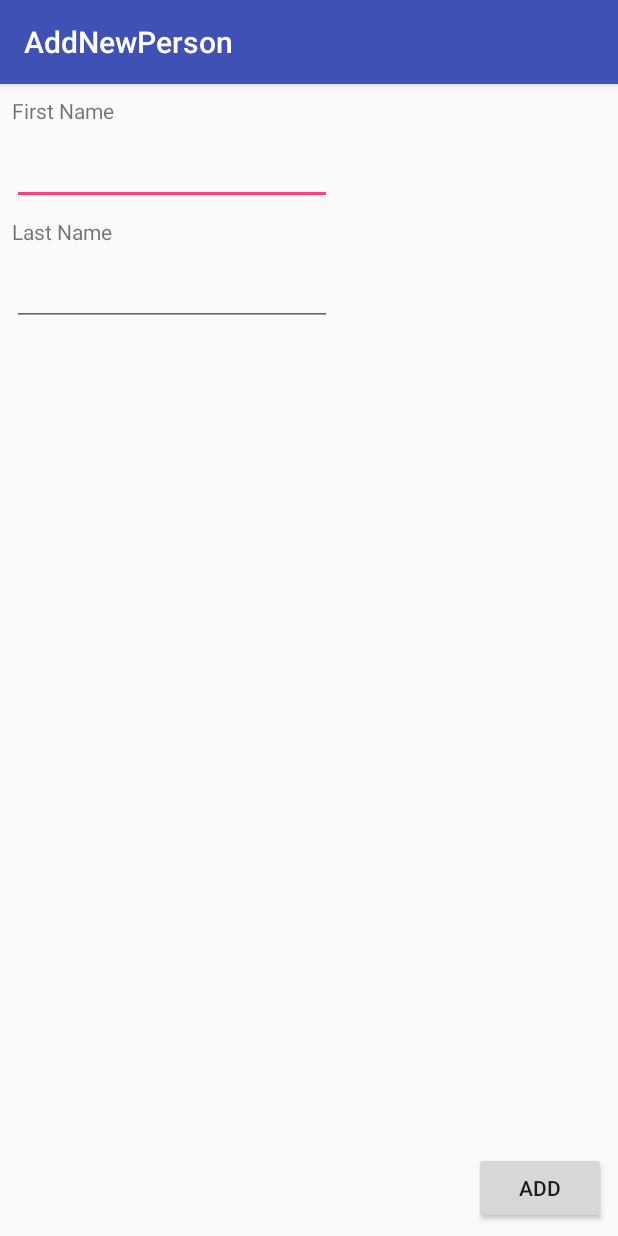
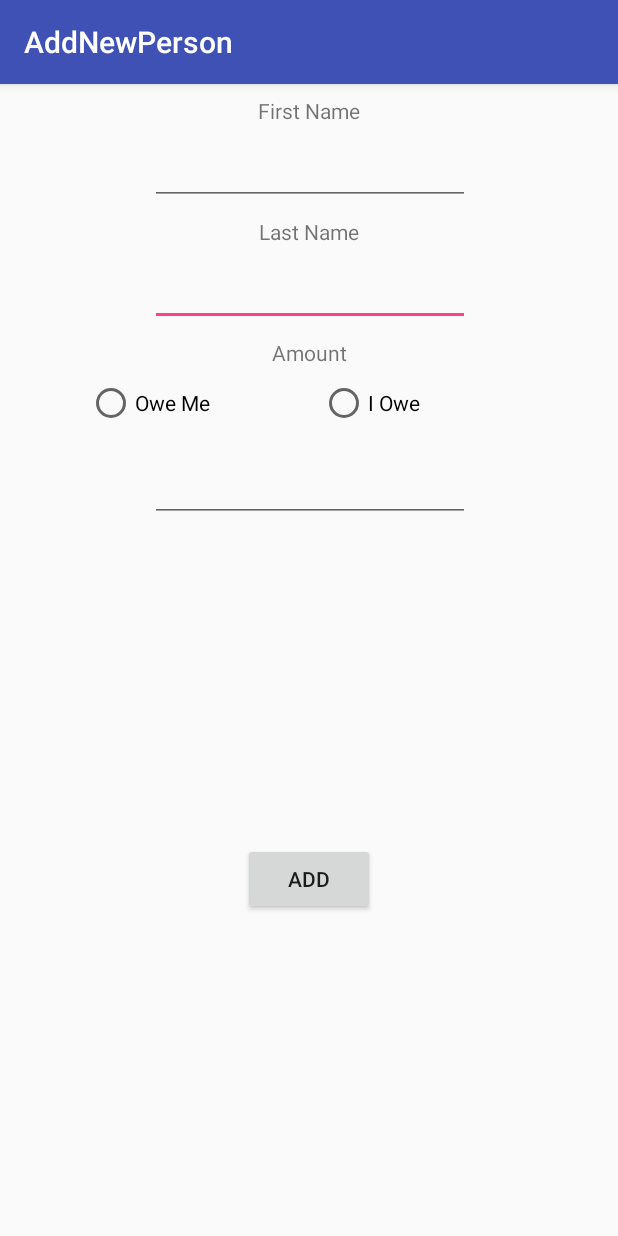
Before and after one commit to Ananthan-K/Split, an Android app: the AddNewPerson screen opened directly, with no data from a screen before it, on a phone screen of 412 x 824 dp. Run offline under Robolectric (Android 15) with nearby library versions, the phone set to English and light mode, and no system bars.

Commit message:
new button on main page to navigate to add person and amount option on add person activity

```diff
--- a/app/src/main/java/com/example/cocoabutter/split/ActiveTransactions.java
+++ b/app/src/main/java/com/example/cocoabutter/split/ActiveTransactions.java
@@ -29,7 +29,7 @@ public class ActiveTransactions extends AppCompatActivity {
         List<Person> myDataset = new ArrayList<>();
         myDataset.add(new Person("Harry", "Potter"));
         myDataset.add(new Person("Ronald", "Weasley"));
-        myDataset.add(new Person("Harmione", "Granger"));
+        myDataset.add(new Person("Hermione", "Granger"));
         myDataset.add(new Person("Fred", "Weasley"));
         myDataset.add(new Person("George", "Weasley"));
         myDataset.add(new Person("Ginny", "Weasley"));
--- a/app/src/main/java/com/example/cocoabutter/split/MainActivity.java
+++ b/app/src/main/java/com/example/cocoabutter/split/MainActivity.java
@@ -34,6 +34,11 @@ public class MainActivity extends AppCompatActivity {
         startActivity(intent);
     }
 
+    public void addNew(View view){
+        Intent intent = new Intent(this, AddNewPerson.class);
+        startActivity(intent);
+    }
+
     @Override
     public boolean onCreateOptionsMenu(Menu menu) {
         // Inflate the menu; this adds items to the action bar if it is present.
--- a/app/src/main/res/layout/content_add_new_person.xml
+++ b/app/src/main/res/layout/content_add_new_person.xml
@@ -12,9 +12,11 @@
         android:id="@+id/textView"
         android:layout_width="wrap_content"
         android:layout_height="wrap_content"
+        android:layout_marginEnd="8dp"
         android:layout_marginStart="8dp"
         android:layout_marginTop="8dp"
         android:text="@string/first_name"
+        app:layout_constraintEnd_toEndOf="parent"
         app:layout_constraintStart_toStartOf="parent"
         app:layout_constraintTop_toTopOf="parent" />
 
@@ -22,33 +24,42 @@
         android:id="@+id/editText"
         android:layout_width="wrap_content"
         android:layout_height="wrap_content"
+        android:layout_marginEnd="8dp"
         android:layout_marginStart="8dp"
         android:layout_marginTop="8dp"
         android:ems="10"
         android:inputType="textPersonName"
+        app:layout_constraintEnd_toEndOf="parent"
+        app:layout_constraintHorizontal_bias="0.503"
         app:layout_constraintStart_toStartOf="parent"
-        app:layout_constraintTop_toBottomOf="@+id/textView" />
+        app:layout_constraintTop_toBottomOf="@+id/textView2" />
 
     <TextView
         android:id="@+id/textView2"
         android:layout_width="wrap_content"
         android:layout_height="wrap_content"
+        android:layout_marginEnd="8dp"
         android:layout_marginStart="8dp"
         android:layout_marginTop="8dp"
         android:text="@string/last_name"
+        app:layout_constraintEnd_toEndOf="parent"
+        app:layout_constraintHorizontal_bias="0.501"
         app:layout_constraintStart_toStartOf="parent"
-        app:layout_constraintTop_toBottomOf="@+id/editText" />
+        app:layout_constraintTop_toBottomOf="@+id/editText3" />
 
     <EditText
         android:id="@+id/editText2"
         android:layout_width="wrap_content"
         android:layout_height="wrap_content"
+        android:layout_marginEnd="8dp"
         android:layout_marginStart="8dp"
         android:layout_marginTop="8dp"
         android:ems="10"
         android:inputType="textPersonName"
+        app:layout_constraintEnd_toEndOf="parent"
+        app:layout_constraintHorizontal_bias="0.503"
         app:layout_constraintStart_toStartOf="parent"
-        app:layout_constraintTop_toBottomOf="@+id/textView2" />
+        app:layout_constraintTop_toBottomOf="@+id/radioGroup" />
 
     <Button
         android:id="@+id/button4"
@@ -56,8 +67,74 @@
         android:layout_height="wrap_content"
         android:layout_marginBottom="8dp"
         android:layout_marginEnd="8dp"
+        android:layout_marginStart="8dp"
+        android:layout_marginTop="8dp"
         android:onClick="onFinish"
         android:text="Add"
         app:layout_constraintBottom_toBottomOf="parent"
-        app:layout_constraintEnd_toEndOf="parent" />
+        app:layout_constraintEnd_toEndOf="parent"
+        app:layout_constraintStart_toStartOf="parent"
+        app:layout_constraintTop_toBottomOf="@+id/editText2" />
+
+    <TextView
+        android:id="@+id/textView3"
+        android:layout_width="wrap_content"
+        android:layout_height="wrap_content"
+        android:layout_marginEnd="8dp"
+        android:layout_marginStart="8dp"
+        android:layout_marginTop="8dp"
+        android:text="@string/amount"
+        app:layout_constraintEnd_toEndOf="parent"
+        app:layout_constraintHorizontal_bias="0.501"
+        app:layout_constraintStart_toStartOf="parent"
+        app:layout_constraintTop_toBottomOf="@+id/editText" />
+
+    <EditText
+        android:id="@+id/editText3"
+        android:layout_width="wrap_content"
+        android:layout_height="wrap_content"
+        android:layout_marginEnd="8dp"
+        android:layout_marginStart="8dp"
+        android:layout_marginTop="8dp"
+        android:ems="10"
+        android:inputType="numberDecimal"
+        app:layout_constraintEnd_toEndOf="parent"
+        app:layout_constraintHorizontal_bias="0.503"
+        app:layout_constraintStart_toStartOf="parent"
+        app:layout_constraintTop_toBottomOf="@+id/textView" />
+
+    <RadioGroup
+        android:id="@+id/radioGroup"
+        android:layout_width="296dp"
+        android:layout_height="42dp"
+        android:layout_marginEnd="8dp"
+        android:layout_marginStart="8dp"
+        android:layout_marginTop="8dp"
+        android:addStatesFromChildren="false"
+        android:orientation="horizontal"
+        app:layout_constraintEnd_toEndOf="parent"
+        app:layout_constraintStart_toStartOf="parent"
+        app:layout_constraintTop_toBottomOf="@+id/textView3">
+
+        <RadioButton
+            android:id="@+id/radioButton2"
+            android:layout_width="wrap_content"
+            android:layout_height="wrap_content"
+            android:layout_weight="1"
+            android:text="Owe Me" />
+
+        <RadioButton
+            android:id="@+id/radioButton"
+            android:layout_width="wrap_content"
+            android:layout_height="wrap_content"
+            android:layout_weight="1"
+            android:text="I Owe"></RadioButton>
+            <!--android:layout_marginEnd="8dp"-->
+            <!--android:layout_marginStart="8dp"-->
+            <!--android:layout_marginTop="8dp"-->
+            <!--app:layout_constraintEnd_toEndOf="parent"-->
+            <!--app:layout_constraintHorizontal_bias="0.501"-->
+            <!--app:layout_constraintStart_toStartOf="parent"-->
+            <!--app:layout_constraintTop_toBottomOf="@+id/textView3" />-->
+    </RadioGroup>
 </android.support.constraint.ConstraintLayout>
--- a/app/src/main/res/values/strings.xml
+++ b/app/src/main/res/values/strings.xml
@@ -1,10 +1,11 @@
 <resources>
     <string name="app_name">Split</string>
     <string name="action_settings">Settings</string>
-    <string name="hello_world">Hello World! Welcome to my app!</string>
-    <string name="second_page">Welcome to the second page</string>
+    <string name="hello_world">Welcome to $plit!</string>
+    <string name="second_page">Welcome to the second page!</string>
     <string name="title_activity_add_new_person">AddNewPerson</string>
     <string name="add_more">Add More</string>
     <string name="first_name">First Name</string>
     <string name="last_name">Last Name</string>
+    <string name="amount">Amount</string>
 </resources>
```
Also changed, not shown: app/src/main/res/layout/content_main.xml (+26 -4 lines).
